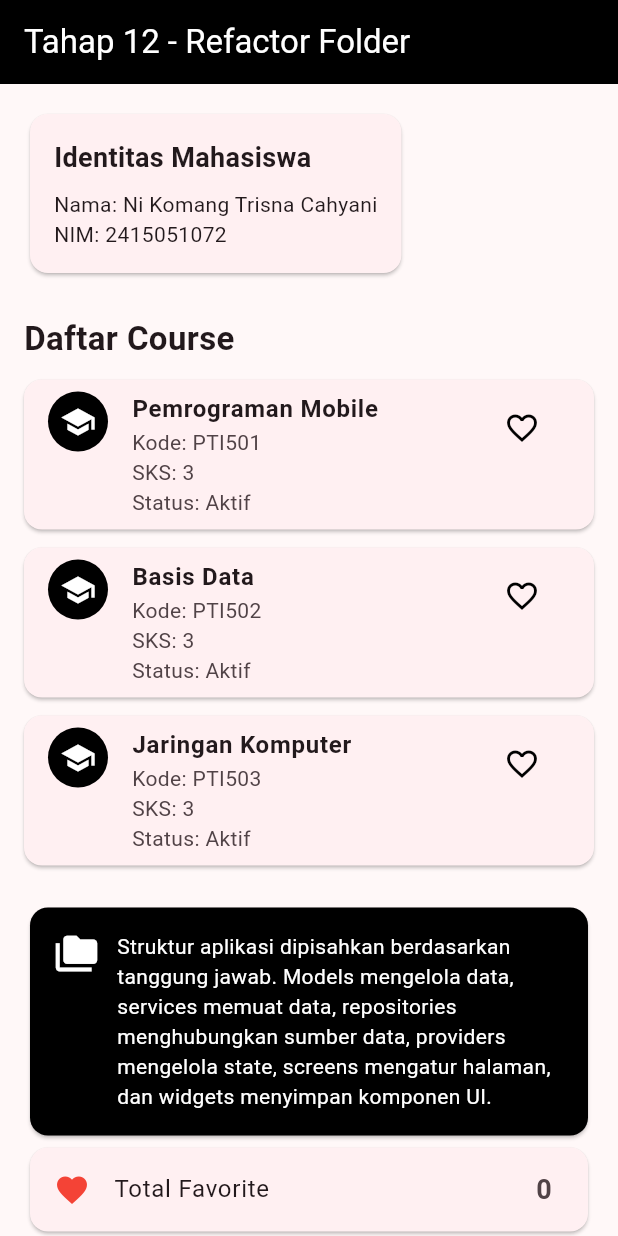
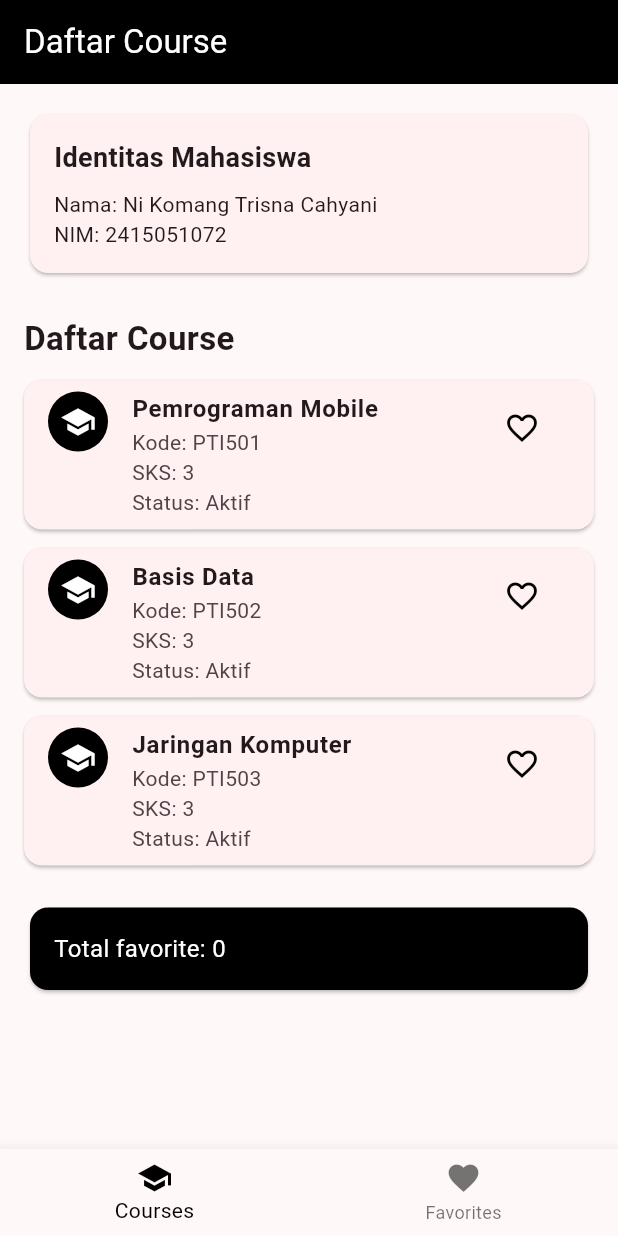
Before and after one commit to trisnacahyani-ops/flutter_ui_fundamentals, a Flutter app: the screen it shows after launch, on a phone screen of 412 x 824 dp. Run offline on Flutter 3.47's test engine with Material 3 defaults, Android fonts, the phone set to English and light mode, and no system bars.

Commit message:
Tahap 13 Implementasikan shared favorite state lintas screen

```diff
--- a/lib/providers/course_provider.dart
+++ b/lib/providers/course_provider.dart
@@ -29,17 +29,21 @@ class CourseProvider extends ChangeNotifier {
     }
   }
 
-  void toggleFavorite(String id) {
-    if (favorites.contains(id)) {
-      favorites.remove(id);
+  bool isFavorite(String code) {
+    return favorites.contains(code);
+  }
+
+  void toggleFavorite(String code) {
+    if (favorites.contains(code)) {
+      favorites.remove(code);
     } else {
-      favorites.add(id);
+      favorites.add(code);
     }
 
     notifyListeners();
   }
 
-  bool isFavorite(String id) {
-    return favorites.contains(id);
+  List<Course> get favoriteCourses {
+    return courses.where((course) => favorites.contains(course.code)).toList();
   }
 }
--- a/lib/screens/main_page.dart
+++ b/lib/screens/main_page.dart
@@ -4,12 +4,21 @@ import 'package:provider/provider.dart';
 import '../providers/course_provider.dart';
 import '../widgets/course_card.dart';
 import '../widgets/student_identity_card.dart';
+import 'detail_page.dart';
+import 'favorites_page.dart';
 
 const String studentName = 'Ni Komang Trisna Cahyani';
 const String studentId = '2415051072';
 
-class MainPage extends StatelessWidget {
+class MainPage extends StatefulWidget {
   const MainPage({super.key});
+
+  @override
+  State<MainPage> createState() => _MainPageState();
+}
+
+class _MainPageState extends State<MainPage> {
+  int selectedIndex = 0;
 
   @override
   Widget build(BuildContext context) {
@@ -17,47 +26,50 @@ class MainPage extends StatelessWidget {
 
     return Scaffold(
       appBar: AppBar(
-        title: const Text('Tahap 12 - Refactor Folder'),
+        title: Text(selectedIndex == 0 ? 'Daftar Course' : 'Course Favorite'),
         backgroundColor: Colors.black,
         foregroundColor: Colors.white,
       ),
-      body: SingleChildScrollView(
-        padding: const EdgeInsets.all(16),
-        child: Column(
-          crossAxisAlignment: CrossAxisAlignment.start,
-          children: [
-            const StudentIdentityCard(name: studentName, id: studentId),
+      body: selectedIndex == 0
+          ? _buildCourseList(provider)
+          : const FavoritesPage(),
+      bottomNavigationBar: BottomNavigationBar(
+        currentIndex: selectedIndex,
+        selectedItemColor: Colors.black,
+        onTap: (index) {
+          setState(() {
+            selectedIndex = index;
+          });
+        },
+        items: const [
+          BottomNavigationBarItem(icon: Icon(Icons.school), label: 'Courses'),
+          BottomNavigationBarItem(
+            icon: Icon(Icons.favorite),
+            label: 'Favorites',
+          ),
+        ],
+      ),
+    );
+  }
 
-            const SizedBox(height: 24),
+  Widget _buildCourseList(CourseProvider provider) {
+    if (provider.isLoading) {
+      return const Center(
+        child: CircularProgressIndicator(color: Colors.black),
+      );
+    }
 
-            const Text(
-              'Daftar Course',
-              style: TextStyle(fontSize: 22, fontWeight: FontWeight.bold),
-            ),
-
-            const SizedBox(height: 12),
-
-            if (provider.isLoading)
-              const Center(
-                child: Padding(
-                  padding: EdgeInsets.all(24),
-                  child: CircularProgressIndicator(color: Colors.black),
-                ),
-              )
-            else if (provider.error != null)
-              Card(
+    if (provider.error != null) {
+      return Center(
         child: Padding(
           padding: const EdgeInsets.all(16),
           child: Column(
+            mainAxisSize: MainAxisSize.min,
             children: [
-                      const Icon(
-                        Icons.error_outline,
-                        color: Colors.red,
-                        size: 40,
-                      ),
-                      const SizedBox(height: 8),
+              const Icon(Icons.error_outline, size: 48, color: Colors.red),
+              const SizedBox(height: 12),
               Text(
-                        'Gagal memuat data:\n${provider.error}',
+                'Gagal memuat course:\n${provider.error}',
                 textAlign: TextAlign.center,
               ),
               const SizedBox(height: 12),
@@ -70,14 +82,21 @@ class MainPage extends StatelessWidget {
             ],
           ),
         ),
-              )
-            else if (provider.courses.isEmpty)
-              const Card(
-                child: Padding(
-                  padding: EdgeInsets.all(16),
-                  child: Text('Belum ada data course.'),
+      );
+    }
+
+    return ListView(
+      padding: const EdgeInsets.all(16),
+      children: [
+        const StudentIdentityCard(name: studentName, id: studentId),
+        const SizedBox(height: 24),
+        const Text(
+          'Daftar Course',
+          style: TextStyle(fontSize: 22, fontWeight: FontWeight.bold),
         ),
-              )
+        const SizedBox(height: 12),
+        if (provider.courses.isEmpty)
+          const Text('Belum ada data course.')
         else
           ...provider.courses.map((course) {
             return CourseCard(
@@ -86,68 +105,26 @@ class MainPage extends StatelessWidget {
               onFavoritePressed: () {
                 context.read<CourseProvider>().toggleFavorite(course.code);
               },
+              onTap: () {
+                Navigator.push(
+                  context,
+                  MaterialPageRoute(builder: (_) => DetailPage(course: course)),
+                );
+              },
             );
           }),
-
         const SizedBox(height: 12),
-
         Card(
           color: Colors.black,
-              child: const Padding(
-                padding: EdgeInsets.all(16),
-                child: Row(
-                  crossAxisAlignment: CrossAxisAlignment.start,
-                  children: [
-                    Icon(Icons.folder_copy, color: Colors.white, size: 30),
-                    SizedBox(width: 12),
-                    Expanded(
+          child: Padding(
+            padding: const EdgeInsets.all(16),
             child: Text(
-                        'Struktur aplikasi dipisahkan '
-                        'berdasarkan tanggung jawab. '
-                        'Models mengelola data, services '
-                        'memuat data, repositories '
-                        'menghubungkan sumber data, '
-                        'providers mengelola state, '
-                        'screens mengatur halaman, dan '
-                        'widgets menyimpan komponen UI.',
-                        style: TextStyle(color: Colors.white, fontSize: 14),
+              'Total favorite: ${provider.favorites.length}',
+              style: const TextStyle(color: Colors.white, fontSize: 16),
+            ),
           ),
         ),
       ],
-                ),
-              ),
-            ),
-
-            Card(
-              child: ListTile(
-                leading: const Icon(Icons.favorite, color: Colors.red),
-                title: const Text('Total Favorite'),
-                trailing: Text(
-                  '${provider.favorites.length}',
-                  style: const TextStyle(
-                    fontSize: 18,
-                    fontWeight: FontWeight.bold,
-                  ),
-                ),
-              ),
-            ),
-
-            const SizedBox(height: 8),
-
-            Center(
-              child: TextButton.icon(
-                onPressed: provider.isLoading
-                    ? null
-                    : () {
-                        context.read<CourseProvider>().loadCourses();
-                      },
-                icon: const Icon(Icons.refresh),
-                label: const Text('Muat Ulang Course'),
-              ),
-            ),
-          ],
-        ),
-      ),
     );
   }
 }
--- a/lib/widgets/course_card.dart
+++ b/lib/widgets/course_card.dart
@@ -6,12 +6,14 @@ class CourseCard extends StatelessWidget {
   final Course course;
   final bool isFavorite;
   final VoidCallback onFavoritePressed;
+  final VoidCallback onTap;
 
   const CourseCard({
     super.key,
     required this.course,
     required this.isFavorite,
     required this.onFavoritePressed,
+    required this.onTap,
   });
 
   @override
@@ -19,6 +21,7 @@ class CourseCard extends StatelessWidget {
     return Card(
       margin: const EdgeInsets.only(bottom: 12),
       child: ListTile(
+        onTap: onTap,
         leading: const CircleAvatar(
           backgroundColor: Colors.black,
           child: Icon(Icons.school, color: Colors.white),
@@ -34,6 +37,7 @@ class CourseCard extends StatelessWidget {
         ),
         isThreeLine: true,
         trailing: IconButton(
+          tooltip: isFavorite ? 'Hapus dari favorite' : 'Tambahkan ke favorite',
           onPressed: onFavoritePressed,
           icon: Icon(
             isFavorite ? Icons.favorite : Icons.favorite_border,
```
Also changed, not shown: lib/screens/detail_page.dart (added, +103 -0 lines), lib/screens/favorites_page.dart (added, +85 -0 lines). Lines whose indentation alone changed are shown as unchanged.
